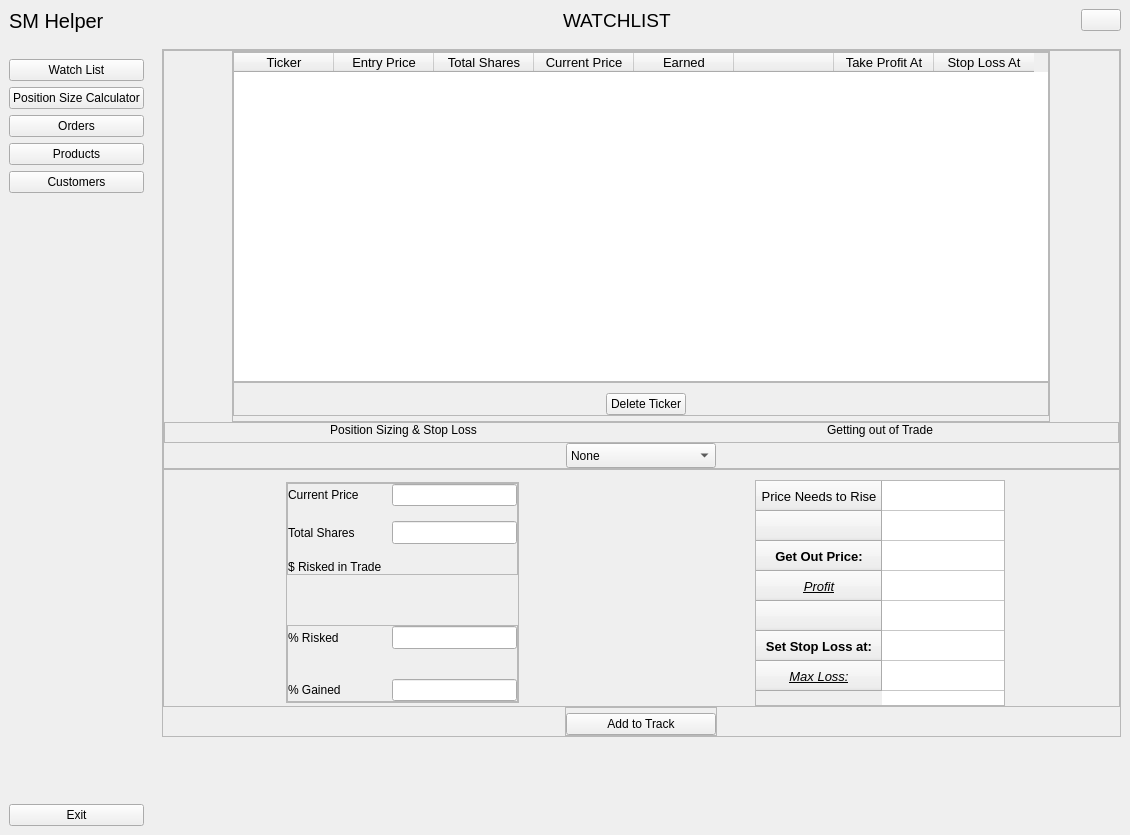
Old version of the form mainWindow.ui in the repository mimisanchelo/stock.
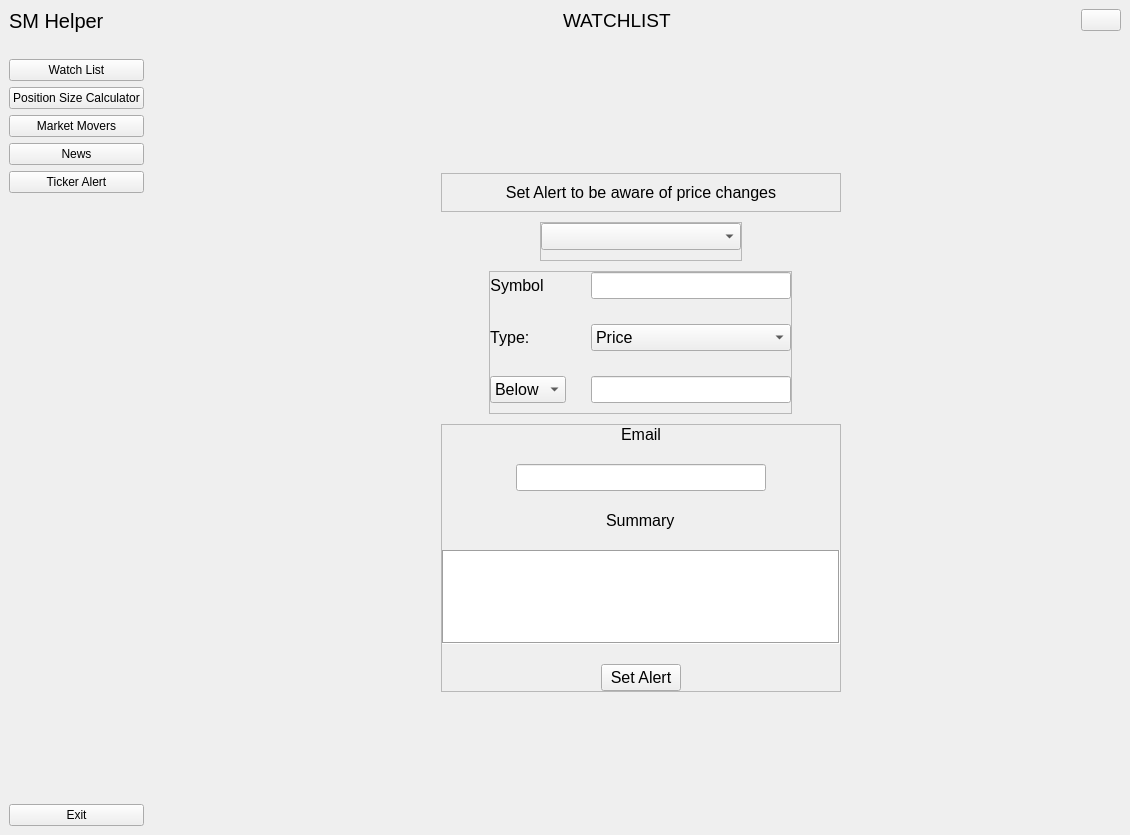
New version of the form. Icons and pictures are not drawn.

Commit message: added alert page/func

What changed in the file:
```diff
--- a/mainWindow.ui
+++ b/mainWindow.ui
@@ -135,8 +135,11 @@
        </item>
        <item>
         <widget class="QStackedWidget" name="stackedWidget">
+         <property name="frameShape">
+          <enum>QFrame::NoFrame</enum>
+         </property>
          <property name="currentIndex">
-          <number>4</number>
+          <number>5</number>
          </property>
          <widget class="QWidget" name="watchlitMenu_page">
           <layout class="QVBoxLayout" name="verticalLayout">
@@ -2365,6 +2368,427 @@
            </item>
           </layout>
          </widget>
+         <widget class="QWidget" name="alert_page">
+          <layout class="QVBoxLayout" name="verticalLayout_24">
+           <property name="spacing">
+            <number>0</number>
+           </property>
+           <property name="leftMargin">
+            <number>0</number>
+           </property>
+           <property name="topMargin">
+            <number>0</number>
+           </property>
+           <property name="rightMargin">
+            <number>0</number>
+           </property>
+           <property name="bottomMargin">
+            <number>10</number>
+           </property>
+           <item alignment="Qt::AlignHCenter|Qt::AlignVCenter">
+            <widget class="QFrame" name="frame_26">
+             <property name="minimumSize">
+              <size>
+               <width>400</width>
+               <height>500</height>
+              </size>
+             </property>
+             <property name="font">
+              <font>
+               <pointsize>12</pointsize>
+              </font>
+             </property>
+             <property name="frameShape">
+              <enum>QFrame::NoFrame</enum>
+             </property>
+             <property name="frameShadow">
+              <enum>QFrame::Raised</enum>
+             </property>
+             <layout class="QVBoxLayout" name="verticalLayout_26">
+              <property name="spacing">
+               <number>10</number>
+              </property>
+              <property name="leftMargin">
+               <number>0</number>
+              </property>
+              <property name="topMargin">
+               <number>0</number>
+              </property>
+              <property name="rightMargin">
+               <number>0</number>
+              </property>
+              <property name="bottomMargin">
+               <number>0</number>
+              </property>
+              <item>
+               <widget class="QFrame" name="frame_30">
+                <property name="frameShape">
+                 <enum>QFrame::StyledPanel</enum>
+                </property>
+                <property name="frameShadow">
+                 <enum>QFrame::Raised</enum>
+                </property>
+                <layout class="QVBoxLayout" name="verticalLayout_29">
+                 <item>
+                  <widget class="QLabel" name="label_20">
+                   <property name="font">
+                    <font>
+                     <family>MS Shell Dlg 2</family>
+                     <pointsize>12</pointsize>
+                     <weight>50</weight>
+                     <italic>false</italic>
+                     <bold>false</bold>
+                    </font>
+                   </property>
+                   <property name="focusPolicy">
+                    <enum>Qt::NoFocus</enum>
+                   </property>
+                   <property name="styleSheet">
+                    <string notr="true">font: 12pt &quot;MS Shell Dlg 2&quot;;</string>
+                   </property>
+                   <property name="frameShape">
+                    <enum>QFrame::NoFrame</enum>
+                   </property>
+                   <property name="text">
+                    <string>Set Alert to be aware of price changes</string>
+                   </property>
+                   <property name="alignment">
+                    <set>Qt::AlignCenter</set>
+                   </property>
+                  </widget>
+                 </item>
+                </layout>
+               </widget>
+              </item>
+              <item alignment="Qt::AlignHCenter|Qt::AlignVCenter">
+               <widget class="QFrame" name="frame_27">
+                <property name="sizePolicy">
+                 <sizepolicy hsizetype="Expanding" vsizetype="Expanding">
+                  <horstretch>0</horstretch>
+                  <verstretch>0</verstretch>
+                 </sizepolicy>
+                </property>
+                <property name="minimumSize">
+                 <size>
+                  <width>125</width>
+                  <height>0</height>
+                 </size>
+                </property>
+                <property name="frameShape">
+                 <enum>QFrame::StyledPanel</enum>
+                </property>
+                <property name="frameShadow">
+                 <enum>QFrame::Raised</enum>
+                </property>
+                <layout class="QVBoxLayout" name="verticalLayout_27">
+                 <property name="spacing">
+                  <number>10</number>
+                 </property>
+                 <property name="leftMargin">
+                  <number>0</number>
+                 </property>
+                 <property name="topMargin">
+                  <number>0</number>
+                 </property>
+                 <property name="rightMargin">
+                  <number>0</number>
+                 </property>
+                 <property name="bottomMargin">
+                  <number>10</number>
+                 </property>
+                 <item>
+                  <widget class="QComboBox" name="comboBox_alertTickers">
+                   <property name="minimumSize">
+                    <size>
+                     <width>200</width>
+                     <height>0</height>
+                    </size>
+                   </property>
+                   <property name="maximumSize">
+                    <size>
+                     <width>200</width>
+                     <height>16777215</height>
+                    </size>
+                   </property>
+                   <property name="sizeAdjustPolicy">
+                    <enum>QComboBox::AdjustToContentsOnFirstShow</enum>
+                   </property>
+                  </widget>
+                 </item>
+                </layout>
+               </widget>
+              </item>
+              <item alignment="Qt::AlignHCenter">
+               <widget class="QFrame" name="frame_28">
+                <property name="sizePolicy">
+                 <sizepolicy hsizetype="Expanding" vsizetype="Expanding">
+                  <horstretch>0</horstretch>
+                  <verstretch>0</verstretch>
+                 </sizepolicy>
+                </property>
+                <property name="frameShape">
+                 <enum>QFrame::StyledPanel</enum>
+                </property>
+                <property name="frameShadow">
+                 <enum>QFrame::Raised</enum>
+                </property>
+                <layout class="QFormLayout" name="formLayout_2">
+                 <property name="horizontalSpacing">
+                  <number>25</number>
+                 </property>
+                 <property name="verticalSpacing">
+                  <number>25</number>
+                 </property>
+                 <property name="leftMargin">
+                  <number>0</number>
+                 </property>
+                 <property name="topMargin">
+                  <number>0</number>
+                 </property>
+                 <property name="rightMargin">
+                  <number>0</number>
+                 </property>
+                 <property name="bottomMargin">
+                  <number>10</number>
+                 </property>
+                 <item row="0" column="0">
+                  <widget class="QLabel" name="label_12">
+                   <property name="sizePolicy">
+                    <sizepolicy hsizetype="Expanding" vsizetype="Preferred">
+                     <horstretch>0</horstretch>
+                     <verstretch>0</verstretch>
+                    </sizepolicy>
+                   </property>
+                   <property name="styleSheet">
+                    <string notr="true">font: 12pt &quot;MS Shell Dlg 2&quot;;</string>
+                   </property>
+                   <property name="text">
+                    <string>Symbol</string>
+                   </property>
+                   <property name="textFormat">
+                    <enum>Qt::PlainText</enum>
+                   </property>
+                   <property name="alignment">
+                    <set>Qt::AlignCenter</set>
+                   </property>
+                  </widget>
+                 </item>
+                 <item row="0" column="1">
+                  <widget class="QLineEdit" name="lineEdit_alertTicker">
+                   <property name="minimumSize">
+                    <size>
+                     <width>200</width>
+                     <height>0</height>
+                    </size>
+                   </property>
+                   <property name="maximumSize">
+                    <size>
+                     <width>200</width>
+                     <height>16777215</height>
+                    </size>
+                   </property>
+                  </widget>
+                 </item>
+                 <item row="1" column="0">
+                  <widget class="QLabel" name="label_13">
+                   <property name="sizePolicy">
+                    <sizepolicy hsizetype="Preferred" vsizetype="Expanding">
+                     <horstretch>0</horstretch>
+                     <verstretch>0</verstretch>
+                    </sizepolicy>
+                   </property>
+                   <property name="styleSheet">
+                    <string notr="true">font: 12pt &quot;MS Shell Dlg 2&quot;;</string>
+                   </property>
+                   <property name="text">
+                    <string>Type: </string>
+                   </property>
+                   <property name="alignment">
+                    <set>Qt::AlignCenter</set>
+                   </property>
+                  </widget>
+                 </item>
+                 <item row="1" column="1">
+                  <widget class="QComboBox" name="comboBox_alertType">
+                   <property name="sizePolicy">
+                    <sizepolicy hsizetype="Preferred" vsizetype="Fixed">
+                     <horstretch>0</horstretch>
+                     <verstretch>0</verstretch>
+                    </sizepolicy>
+                   </property>
+                   <property name="minimumSize">
+                    <size>
+                     <width>200</width>
+                     <height>0</height>
+                    </size>
+                   </property>
+                   <property name="maximumSize">
+                    <size>
+                     <width>200</width>
+                     <height>16777215</height>
+                    </size>
+                   </property>
+                   <property name="font">
+                    <font>
+                     <pointsize>12</pointsize>
+                    </font>
+                   </property>
+                   <item>
+                    <property name="text">
+                     <string>Price</string>
+                    </property>
+                   </item>
+                   <item>
+                    <property name="text">
+                     <string>Price Change</string>
+                    </property>
+                   </item>
+                   <item>
+                    <property name="text">
+                     <string>Price Change %</string>
+                    </property>
+                   </item>
+                  </widget>
+                 </item>
+                 <item row="2" column="0">
+                  <widget class="QComboBox" name="comboBox_alertUpDown">
+                   <property name="font">
+                    <font>
+                     <pointsize>12</pointsize>
+                    </font>
+                   </property>
+                   <item>
+                    <property name="text">
+                     <string>Below</string>
+                    </property>
+                   </item>
+                   <item>
+                    <property name="text">
+                     <string>Above</string>
+                    </property>
+                   </item>
+                  </widget>
+                 </item>
+                 <item row="2" column="1">
+                  <widget class="QLineEdit" name="lineEdit_alertValue">
+                   <property name="minimumSize">
+                    <size>
+                     <width>200</width>
+                     <height>0</height>
+                    </size>
+                   </property>
+                   <property name="maximumSize">
+                    <size>
+                     <width>200</width>
+                     <height>16777215</height>
+                    </size>
+                   </property>
+                  </widget>
+                 </item>
+                </layout>
+               </widget>
+              </item>
+              <item>
+               <widget class="QFrame" name="frame_29">
+                <property name="sizePolicy">
+                 <sizepolicy hsizetype="Expanding" vsizetype="Expanding">
+                  <horstretch>0</horstretch>
+                  <verstretch>0</verstretch>
+                 </sizepolicy>
+                </property>
+                <property name="frameShape">
+                 <enum>QFrame::StyledPanel</enum>
+                </property>
+                <property name="frameShadow">
+                 <enum>QFrame::Raised</enum>
+                </property>
+                <layout class="QVBoxLayout" name="verticalLayout_28">
+                 <property name="spacing">
+                  <number>20</number>
+                 </property>
+                 <property name="leftMargin">
+                  <number>0</number>
+                 </property>
+                 <property name="topMargin">
+                  <number>0</number>
+                 </property>
+                 <property name="rightMargin">
+                  <number>0</number>
+                 </property>
+                 <property name="bottomMargin">
+                  <number>0</number>
+                 </property>
+                 <item alignment="Qt::AlignHCenter">
+                  <widget class="QLabel" name="label_21">
+                   <property name="styleSheet">
+                    <string notr="true">font: 12pt &quot;MS Shell Dlg 2&quot;;</string>
+                   </property>
+                   <property name="text">
+                    <string>Email</string>
+                   </property>
+                  </widget>
+                 </item>
+                 <item alignment="Qt::AlignHCenter">
+                  <widget class="QLineEdit" name="lineEdit_alertEmail">
+                   <property name="minimumSize">
+                    <size>
+                     <width>250</width>
+                     <height>0</height>
+                    </size>
+                   </property>
+                   <property name="maximumSize">
+                    <size>
+                     <width>250</width>
+                     <height>16777215</height>
+                    </size>
+                   </property>
+                  </widget>
+                 </item>
+                 <item alignment="Qt::AlignHCenter">
+                  <widget class="QLabel" name="label_19">
+                   <property name="font">
+                    <font>
+                     <family>MS Shell Dlg 2</family>
+                     <pointsize>12</pointsize>
+                     <weight>9</weight>
+                     <italic>false</italic>
+                     <bold>false</bold>
+                    </font>
+                   </property>
+                   <property name="styleSheet">
+                    <string notr="true">font: 75 12pt &quot;MS Shell Dlg 2&quot;;
+</string>
+                   </property>
+                   <property name="text">
+                    <string>Summary</string>
+                   </property>
+                  </widget>
+                 </item>
+                 <item>
+                  <widget class="QTextEdit" name="textEdit_alertSummary">
+                   <property name="frameShape">
+                    <enum>QFrame::Box</enum>
+                   </property>
+                   <property name="sizeAdjustPolicy">
+                    <enum>QAbstractScrollArea::AdjustToContents</enum>
+                   </property>
+                  </widget>
+                 </item>
+                 <item alignment="Qt::AlignHCenter">
+                  <widget class="QPushButton" name="pushButton_alertSet">
+                   <property name="text">
+                    <string>Set Alert</string>
+                   </property>
+                  </widget>
+                 </item>
+                </layout>
+               </widget>
+              </item>
+             </layout>
+            </widget>
+           </item>
+          </layout>
+         </widget>
         </widget>
        </item>
       </layout>
@@ -2467,7 +2891,7 @@
          <item>
           <widget class="QPushButton" name="orders_btn_2">
            <property name="text">
-            <string>Orders</string>
+            <string>Market Movers</string>
            </property>
            <property name="icon">
             <iconset resource="recource.qrc">
@@ -2491,7 +2915,7 @@
          <item>
           <widget class="QPushButton" name="products_btn_2">
            <property name="text">
-            <string>Products</string>
+            <string>News</string>
            </property>
            <property name="icon">
             <iconset resource="recource.qrc">
@@ -2515,7 +2939,7 @@
          <item>
           <widget class="QPushButton" name="customers_btn_2">
            <property name="text">
-            <string>Customers</string>
+            <string>Ticker Alert</string>
            </property>
            <property name="icon">
             <iconset resource="recource.qrc">
```
Left out of the diff: 6 changed lines with no effect on the pictures. The commit also changes 2 other files.
